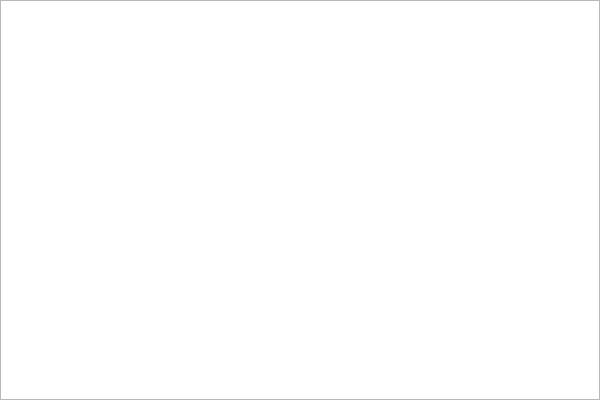
Old version of the form WMVx/SceneControl.ui in the repository Frostshake/WMVx.
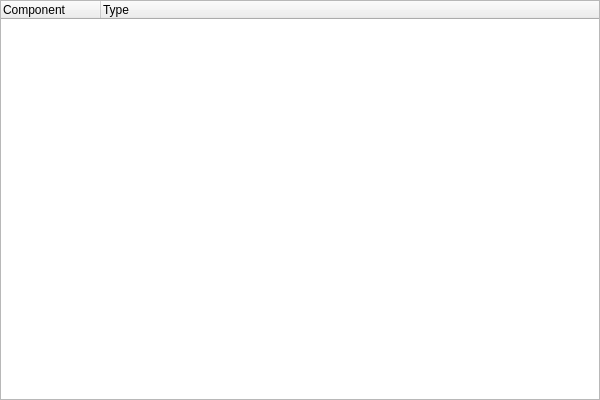
New version of the form.

```diff
--- a/WMVx/SceneControl.ui
+++ b/WMVx/SceneControl.ui
@@ -27,7 +27,21 @@
     <number>0</number>
    </property>
    <item>
-    <widget class="QListWidget" name="listWidgetModels"/>
+    <widget class="QTreeWidget" name="treeWidgetModels">
+     <attribute name="headerVisible">
+      <bool>true</bool>
+     </attribute>
+     <column>
+      <property name="text">
+       <string notr="true">Component</string>
+      </property>
+     </column>
+     <column>
+      <property name="text">
+       <string>Type</string>
+      </property>
+     </column>
+    </widget>
    </item>
   </layout>
  </widget>
```
